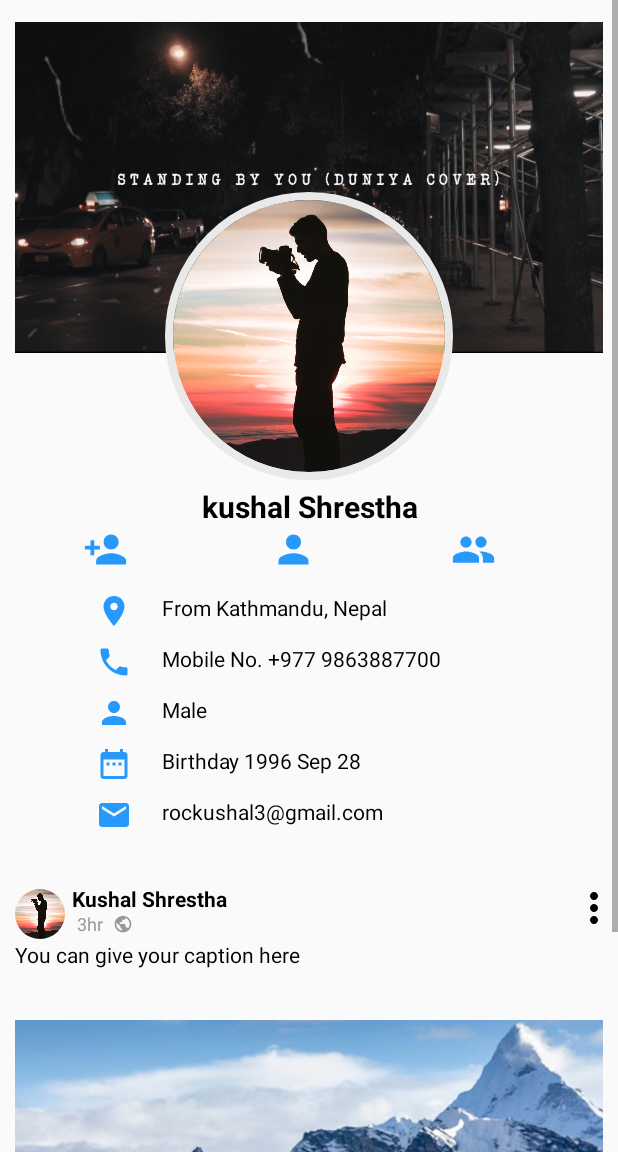
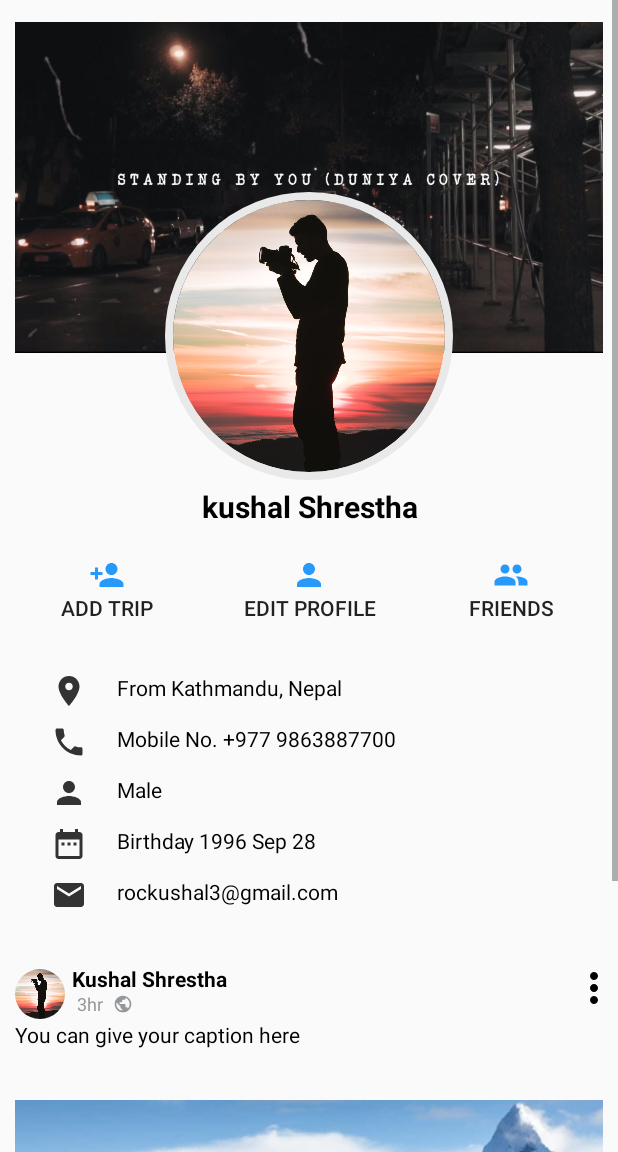
Before and after one commit to rockushal3/androidfinalproject, an Android app: the layout activity_profile.xml on its own in the app's theme, with its tools: preview values and no code run, on a phone screen of 412 x 824 dp, the part 84-1236 px from its top. Run offline under Robolectric (Android 15) with nearby library versions, the phone set to English and light mode, and no system bars; plain views replace CircularImageView.

Commit message:
Structure of MVC and design review

```diff
--- a/app/src/main/java/com/example/journey_mate/fragment/Friend_Request_Fragment.java
+++ b/app/src/main/java/com/example/journey_mate/controller/fragment/Friend_Request_Fragment.java
@@ -1,4 +1,4 @@
-package com.example.journey_mate.fragment;
+package com.example.journey_mate.controller.fragment;
 
 
 import android.os.Bundle;
--- a/app/src/main/java/com/example/journey_mate/fragment/Home_Fragment.java
+++ b/app/src/main/java/com/example/journey_mate/controller/fragment/Home_Fragment.java
@@ -1,4 +1,4 @@
-package com.example.journey_mate.fragment;
+package com.example.journey_mate.controller.fragment;
 
 import android.os.Bundle;
 import androidx.fragment.app.Fragment;
--- a/app/src/main/res/layout/activity_home.xml
+++ b/app/src/main/res/layout/activity_home.xml
@@ -5,7 +5,7 @@
     android:layout_width="match_parent"
     android:layout_height="match_parent"
     xmlns:app="http://schemas.android.com/apk/res-auto"
-    tools:context=".Home">
+    tools:context=".controller.Home">
     <LinearLayout
         android:layout_width="match_parent"
         android:layout_height="match_parent"
--- a/app/src/main/res/layout/activity_profile.xml
+++ b/app/src/main/res/layout/activity_profile.xml
@@ -5,7 +5,7 @@
     android:layout_width="match_parent"
     android:layout_height="match_parent"
     xmlns:app="http://schemas.android.com/apk/res-auto"
-    tools:context=".Home">
+    tools:context=".controller.Home">
     <ScrollView
         android:layout_width="match_parent"
         android:layout_height="wrap_content">
@@ -53,56 +53,64 @@
                 android:textSize="20dp"
                 />
 
-        <LinearLayout
-            android:layout_width="match_parent"
-            android:layout_height="wrap_content"
-            android:layout_below="@+id/profile_name"
-            android:id="@+id/buttons_layout"
-            android:orientation="horizontal"
-            android:layout_marginRight="30dp"
-            android:layout_marginLeft="55dp"
-            >
+            <GridLayout
+                android:layout_width="match_parent"
+                android:layout_height="wrap_content"
+                android:rowCount="1"
+                android:columnCount="3"
+                android:layout_below="@id/profile_name"
+                android:layout_centerHorizontal="true"
+                android:layout_margin="10dp"
+                android:id="@+id/button_layout">
             <Button
-                android:layout_width="30dp"
-                android:layout_height="30dp"
-                android:background="@drawable/addfriend_icon"
-                android:backgroundTint="@color/colorAccent"
-                android:layout_marginRight="45dp"
+                android:layout_width="wrap_content"
+                android:drawableTint="@color/colorAccent"
+                style="@style/Widget.AppCompat.Button.Borderless"
+                android:layout_columnWeight="1"
+                android:layout_height="wrap_content"
+                android:drawableTop="@drawable/addfriend_icon"
+                android:id="@+id/btn_addtrip"
+
+                android:text="Add trip"
                 />
 
             <Button
-                android:layout_width="30dp"
-                android:layout_height="30dp"
-                android:background="@drawable/profile_icon"
-                android:backgroundTint="@color/colorAccent"
-                android:layout_marginLeft="50dp"
-                android:layout_marginRight="50dp"
+
+                android:layout_width="wrap_content"
+                android:layout_height="wrap_content"
+                android:drawableTint="@color/colorAccent"
+                style="@style/Widget.AppCompat.Button.Borderless"
+                android:drawableTop="@drawable/profile_icon"
+                android:text="Edit Profile"
+                android:layout_columnWeight="1"
+                android:id="@+id/btn_edit_profile"
                 />
             <Button
-                android:layout_width="30dp"
-                android:layout_height="30dp"
-                android:background="@drawable/friend_icon"
-                android:backgroundTint="@color/colorAccent"
-                android:layout_marginLeft="40dp"
+                android:layout_width="wrap_content"
+                android:layout_height="wrap_content"
+                android:drawableTint="@color/colorAccent"
+                android:layout_columnWeight="1"
+                style="@style/Widget.AppCompat.Button.Borderless"
+                android:text="Friends"
+                android:drawableTop="@drawable/friend_icon"
 
                 />
-        </LinearLayout>
+            </GridLayout>
         <GridLayout
             android:columnCount="2"
             android:rowCount="5"
-            android:layout_width="match_parent"
+            android:layout_width="wrap_content"
             android:layout_height="wrap_content"
             android:padding="14dp"
-            android:layout_below="@+id/buttons_layout"
-            android:layout_marginLeft="50dp"
-            android:layout_marginRight="50dp"
+            android:layout_below="@+id/button_layout"
+            android:layout_marginLeft="20dp"
             android:id="@+id/profile_detail"
             >
             <TextView
             android:layout_width="wrap_content"
             android:layout_height="wrap_content"
             android:background="@drawable/location_icon"
-            android:backgroundTint="@color/colorAccent"
+            android:backgroundTint="#333333"
                 android:layout_marginBottom="10dp"
                 />
             <TextView
@@ -119,7 +127,7 @@
                 android:layout_height="wrap_content"
                 android:background="@drawable/phone_icon"
                 android:layout_marginBottom="10dp"
-                android:backgroundTint="@color/colorAccent"/>
+                android:backgroundTint="#333333"/>
             <TextView
                 android:layout_width="wrap_content"
                 android:layout_height="wrap_content"
@@ -134,7 +142,7 @@
                 android:layout_height="wrap_content"
                 android:background="@drawable/profile_icon"
                 android:layout_marginBottom="10dp"
-                android:backgroundTint="@color/colorAccent"/>
+                android:backgroundTint="#333333"/>
             <TextView
                 android:layout_width="wrap_content"
                 android:layout_height="wrap_content"
@@ -149,7 +157,7 @@
                 android:layout_height="wrap_content"
                 android:background="@drawable/calender_icon"
                 android:layout_marginBottom="10dp"
-                android:backgroundTint="@color/colorAccent"/>
+                android:backgroundTint="#333333"/>
             <TextView
                 android:layout_width="wrap_content"
                 android:layout_height="wrap_content"
@@ -164,7 +172,7 @@
                 android:layout_height="wrap_content"
                 android:background="@drawable/email_icon"
                 android:layout_marginBottom="10dp"
-                android:backgroundTint="@color/colorAccent"/>
+                android:backgroundTint="#333333"/>
             <TextView
                 android:layout_width="wrap_content"
                 android:layout_height="wrap_content"
@@ -187,7 +195,7 @@
             xmlns:android="http://schemas.android.com/apk/res/android"
             android:layout_width="match_parent"
             android:layout_height="wrap_content"
-            tools:context=".fragment.Home_Fragment">
+            tools:context=".controller.fragment.Home_Fragment">
             <de.hdodenhof.circleimageview.CircleImageView
                 android:layout_width="33dp"
                 android:layout_height="33dp"
--- a/app/src/main/res/layout/fragment_notification.xml
+++ b/app/src/main/res/layout/fragment_notification.xml
@@ -4,8 +4,8 @@
     xmlns:android="http://schemas.android.com/apk/res/android" >
     <de.hdodenhof.circleimageview.CircleImageView
         android:id="@+id/profile_image"
-        android:layout_width="85dp"
-        android:layout_height="85dp"
+        android:layout_width="65dp"
+        android:layout_height="65dp"
         android:layout_marginLeft="10dp"
         android:layout_marginTop="15dp"
         android:layout_marginRight="10dp"
--- a/app/src/main/res/layout/toolbar.xml
+++ b/app/src/main/res/layout/toolbar.xml
@@ -21,13 +21,12 @@
         />
     <Button
         android:id="@+id/btn_search"
-        android:layout_marginRight="35dp"
         android:layout_marginTop="3dp"
         android:layout_width="30dp"
         android:layout_height="30dp"
         android:background="@drawable/search_icon"
         android:backgroundTint="@color/colorAccent"
-        android:layout_alignParentRight="true"
+        android:layout_toLeftOf="@id/btn_menu"
         />
 <Button
     android:id="@+id/btn_menu"
--- a/app/src/main/res/values/colors.xml
+++ b/app/src/main/res/values/colors.xml
@@ -5,4 +5,5 @@
     <color name="colorAccent">#2699FB</color>
     <color name="white">#FFFFFF</color>
     <color name="black">#000000</color>
+    <color name="gray">#333333</color>
 </resources>
```
Also changed, not shown: app/src/main/AndroidManifest.xml (+4 -4 lines), app/src/main/java/com/example/journey_mate/Home.java (deleted, +0 -143 lines), app/src/main/java/com/example/journey_mate/Login.java (deleted, +0 -44 lines), app/src/main/java/com/example/journey_mate/controller/fragment/Friend_Fragment.java (renamed from app/src/main/java/com/example/journey_mate/fragment/NotificationFragment.java, +4 -4 lines), app/src/main/java/com/example/journey_mate/controller/fragment/NotificationFragment.java (renamed from app/src/main/java/com/example/journey_mate/fragment/Friend_Fragment.java, +4 -4 lines), app/src/main/java/com/example/journey_mate/profile.java (deleted, +0 -88 lines), app/src/main/java/com/example/journey_mate/registration.java (deleted, +0 -42 lines), app/src/main/res/layout/activity_login.xml (+24 -21 lines), app/src/main/res/layout/activity_registration.xml (+32 -34 lines), app/src/main/res/layout/fragment_friend_.xml (+16 -4 lines), app/src/main/res/layout/fragment_friend__request_.xml (+5 -5 lines), app/src/main/res/layout/fragment_home_.xml (+17 -14 lines).
